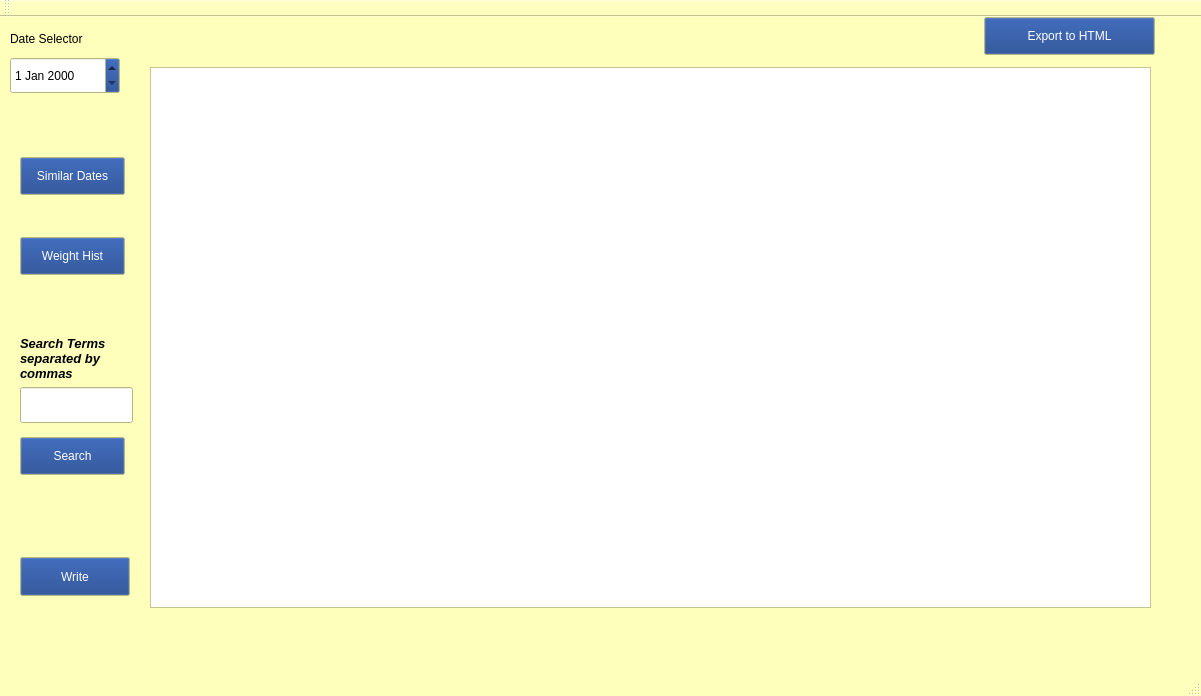
Qt form mainwindow.ui (whelanh/journalQT) before a commit.
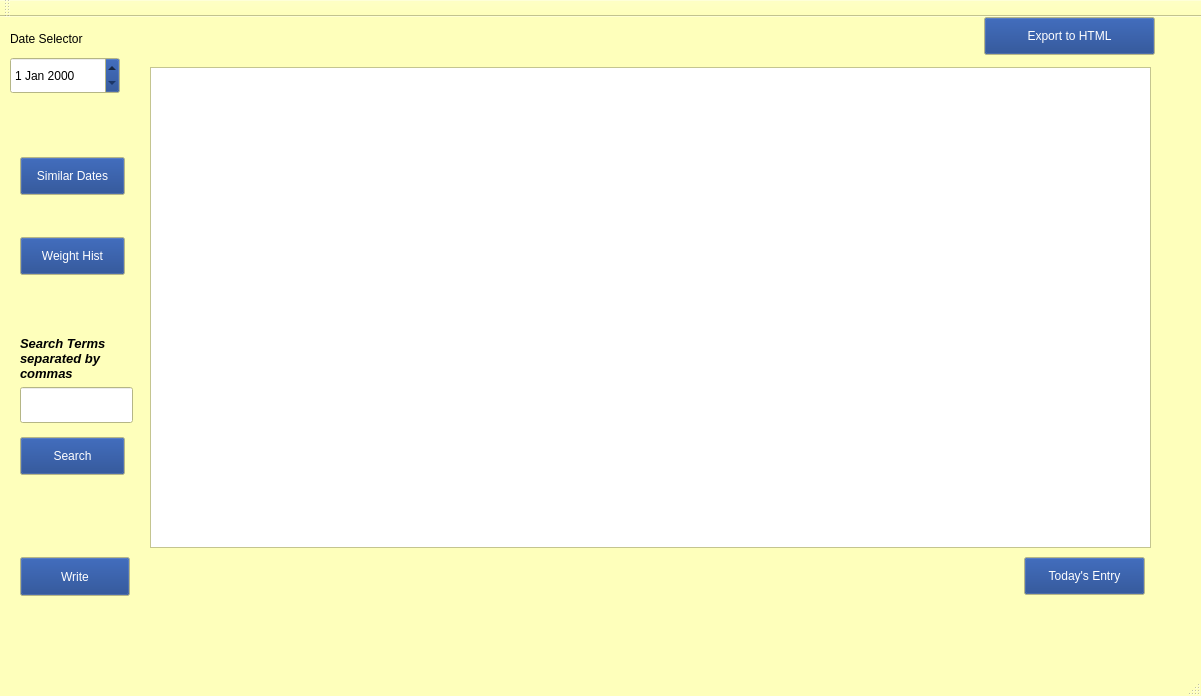
The same form after that commit.

Commit message: Added Today's Entry button; code cleanup

The edit to the form file:
```diff
--- a/mainwindow.ui
+++ b/mainwindow.ui
@@ -148,7 +148,7 @@
       <x>150</x>
       <y>50</y>
       <width>1001</width>
-      <height>541</height>
+      <height>481</height>
      </rect>
     </property>
    </widget>
@@ -264,6 +264,19 @@
      <string>Export to HTML</string>
     </property>
    </widget>
+   <widget class="QPushButton" name="todayButton">
+    <property name="geometry">
+     <rect>
+      <x>1024</x>
+      <y>540</y>
+      <width>121</width>
+      <height>38</height>
+     </rect>
+    </property>
+    <property name="text">
+     <string>Today's Entry</string>
+    </property>
+   </widget>
   </widget>
   <widget class="QMenuBar" name="menuBar">
    <property name="geometry">
```
The commit also changes 2 other files.
